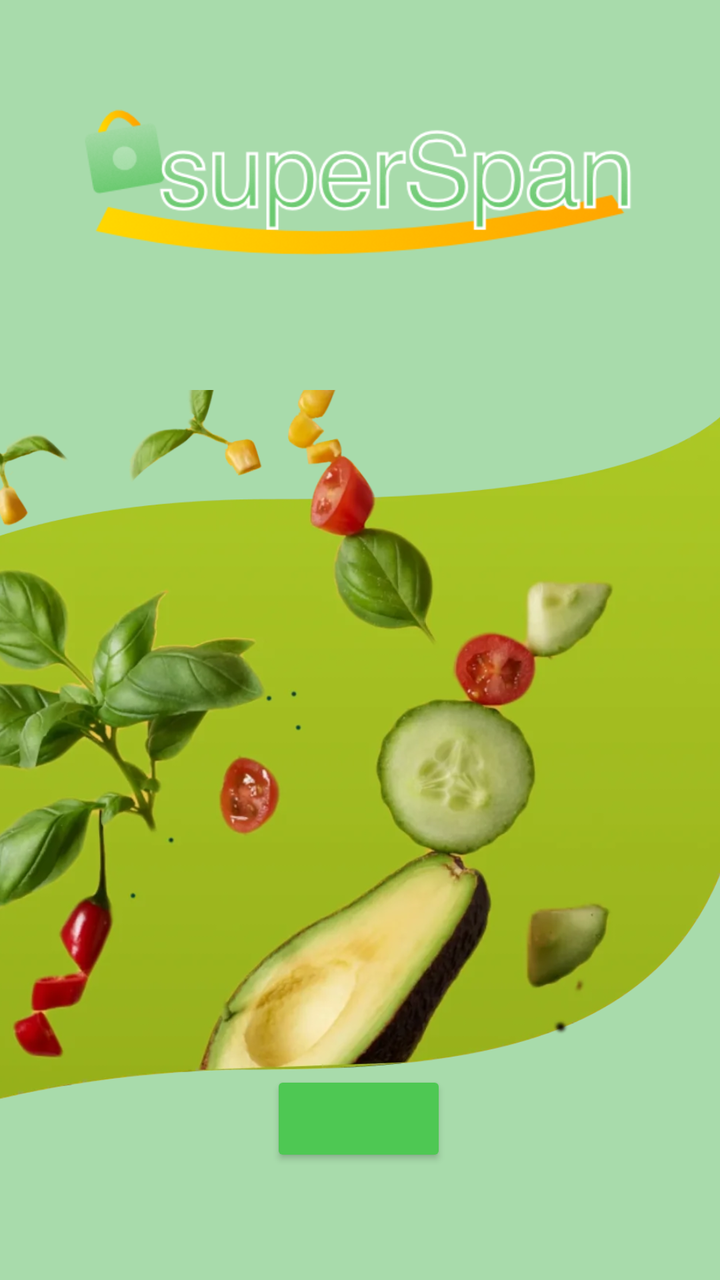
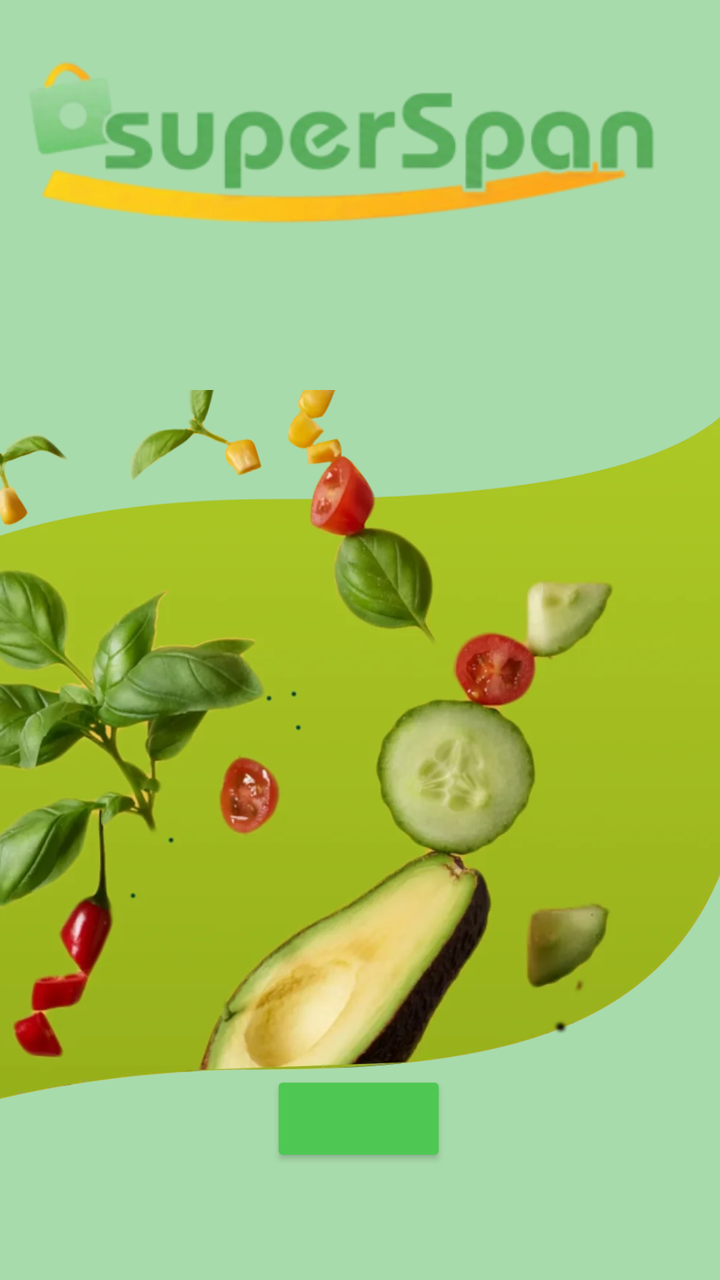

Before-and-after screenshots of an Android layout around one commit, followed by the original layout XML and the change that was made.
<!-- AndroidManifest.xml: application theme Theme.SuperSpan -->
<!-- res/layout/activity_main.xml -->
<?xml version="1.0" encoding="utf-8"?>
<androidx.constraintlayout.widget.ConstraintLayout xmlns:android="http://schemas.android.com/apk/res/android"
    xmlns:app="http://schemas.android.com/apk/res-auto"
    xmlns:tools="http://schemas.android.com/tools"
    android:id="@+id/main"
    android:layout_width="match_parent"
    android:layout_height="match_parent"
    android:background="#CC93D596"
    tools:context=".MainActivity">


    <Button
        android:id="@+id/btnStart"
        android:layout_width="wrap_content"
        android:layout_height="wrap_content"
        android:backgroundTint="@color/button"
        app:layout_constraintBottom_toBottomOf="parent"
        app:layout_constraintEnd_toEndOf="parent"
        app:layout_constraintHorizontal_bias="0.498"
        app:layout_constraintStart_toStartOf="parent"
        app:layout_constraintTop_toTopOf="parent"
        app:layout_constraintVertical_bias="0.904" />

    <ImageView
        android:id="@+id/imageView"
        android:layout_width="34dp"
        android:layout_height="23dp"
        app:layout_constraintBottom_toBottomOf="parent"
        app:layout_constraintEnd_toEndOf="parent"
        app:layout_constraintHorizontal_bias="0.498"
        app:layout_constraintStart_toStartOf="parent"
        app:layout_constraintTop_toTopOf="parent"
        app:layout_constraintVertical_bias="0.888"
        app:srcCompat="@drawable/arrow_forward" />

    <ImageView
        android:id="@+id/imageView2"
        android:layout_width="501dp"
        android:layout_height="803dp"
        android:layout_marginEnd="-20dp"
        app:layout_constraintEnd_toEndOf="parent"
        app:layout_constraintTop_toTopOf="parent"
        app:srcCompat="@drawable/_2a708cbc0f6ad7426c8688040cbfad2529890aa" />

    <ImageView
        android:id="@+id/imageView3"
        android:layout_width="wrap_content"
        android:layout_height="wrap_content"
        android:layout_marginTop="-50dp"
        app:layout_constraintBottom_toBottomOf="parent"
        app:layout_constraintEnd_toEndOf="parent"
        app:layout_constraintHorizontal_bias="0.0"
        app:layout_constraintStart_toStartOf="parent"
        app:layout_constraintTop_toTopOf="parent"
        app:layout_constraintVertical_bias="0.0"
        app:srcCompat="@drawable/logoext" />


</androidx.constraintlayout.widget.ConstraintLayout>
<!-- resources referenced by this layout -->
<resources>
  <color name="button">#4EC853</color>
  <!-- drawable _2a708cbc0f6ad7426c8688040cbfad2529890aa: png bitmap (drawable, 724564 bytes) -->
  <!-- drawable arrow_forward: png bitmap (drawable, 388 bytes) -->
  <!-- drawable logoext: png bitmap (drawable, 39750 bytes) -->
  <style name="Theme.SuperSpan" parent="Base.Theme.SuperSpan" />
  <style name="Base.Theme.SuperSpan" parent="Theme.Material3.DayNight.NoActionBar">
          
          
      </style>
</resources>

<!-- the commit's change to res/layout/activity_main.xml (unified diff, before → after) -->
@@ -52,7 +52,7 @@
         app:layout_constraintHorizontal_bias="0.0"
         app:layout_constraintStart_toStartOf="parent"
         app:layout_constraintTop_toTopOf="parent"
-        app:layout_constraintVertical_bias="0.0"
+        app:layout_constraintVertical_bias="0.079"
         app:srcCompat="@drawable/logoext" />
 
 
<!-- resource entries referenced after the edit -->
@@ -3,7 +3,7 @@
   <color name="button">#4EC853</color>
   <!-- drawable _2a708cbc0f6ad7426c8688040cbfad2529890aa: png bitmap (drawable, 724564 bytes) -->
   <!-- drawable arrow_forward: png bitmap (drawable, 388 bytes) -->
-  <!-- drawable logoext: png bitmap (drawable, 39750 bytes) -->
+  <!-- drawable logoext: png bitmap (drawable, 35593 bytes) -->
   <style name="Theme.SuperSpan" parent="Base.Theme.SuperSpan" />
   <style name="Base.Theme.SuperSpan" parent="Theme.Material3.DayNight.NoActionBar">
           
